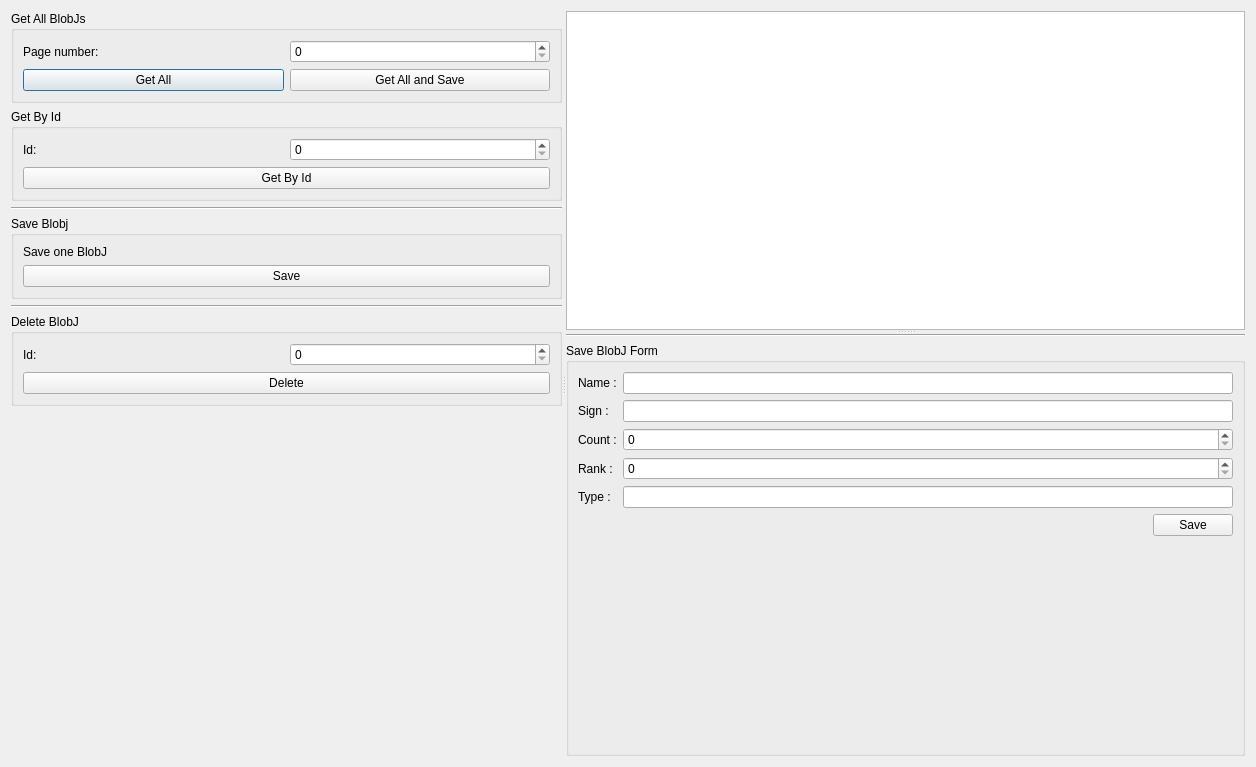
Qt form dialog.ui (AyNeumann/DraftQtProject) before a commit.
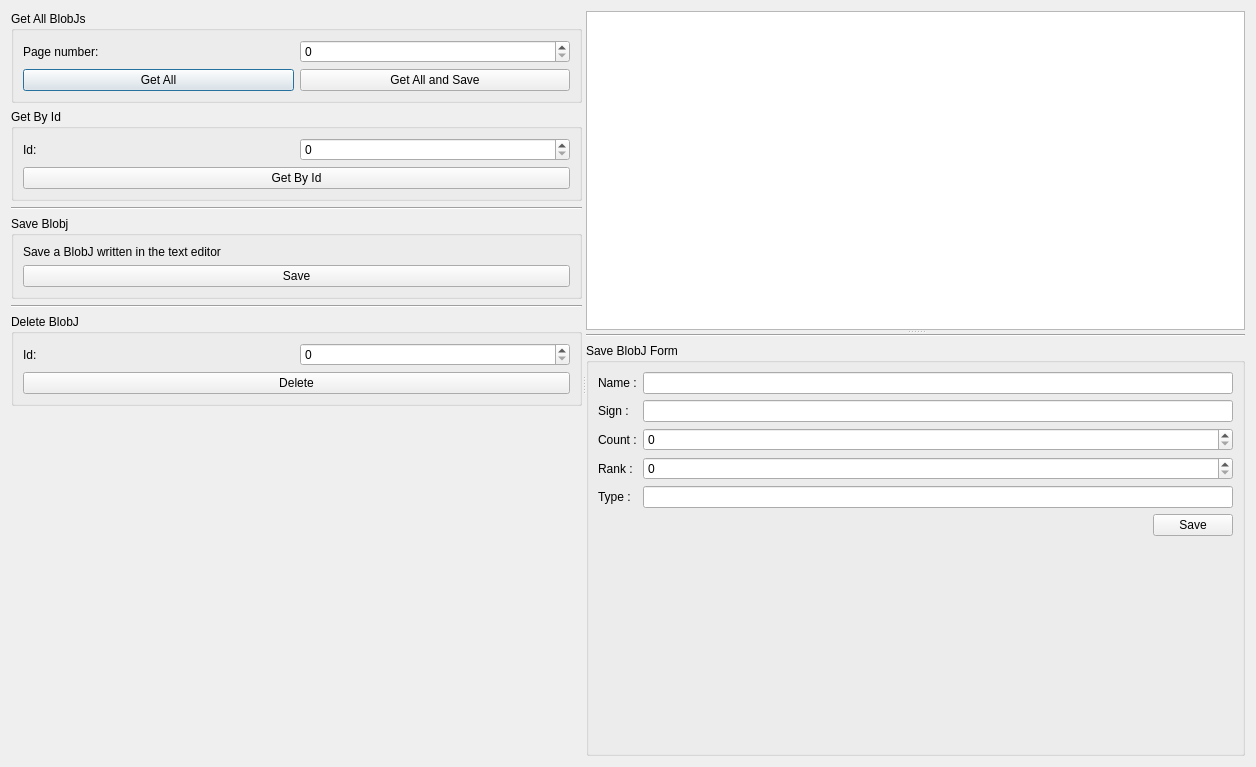
The same form after that commit.

Commit message: REFACTOR PUT HTTP POST HANDLING IN SEPERATE METHOD

```diff
--- a/dialog.ui
+++ b/dialog.ui
@@ -108,7 +108,7 @@
           <item>
            <widget class="QLabel" name="label_3">
             <property name="text">
-             <string>Save one BlobJ</string>
+             <string>Save a BlobJ written in the text editor</string>
             </property>
            </widget>
           </item>
@@ -186,7 +186,7 @@
         </sizepolicy>
        </property>
       </widget>
-      <widget class="QWidget" name="">
+      <widget class="QWidget" name="layoutWidget">
        <layout class="QVBoxLayout" name="verticalLayout_7">
         <item>
          <widget class="Line" name="line_3">
@@ -243,7 +243,11 @@
                 </widget>
                </item>
                <item row="3" column="1">
-                <widget class="QSpinBox" name="sB_BlobJRank"/>
+                <widget class="QSpinBox" name="sB_BlobJRank">
+                 <property name="maximum">
+                  <number>2500</number>
+                 </property>
+                </widget>
                </item>
                <item row="4" column="0">
                 <widget class="QLabel" name="label_9">
```
The commit also changes 2 other files.
